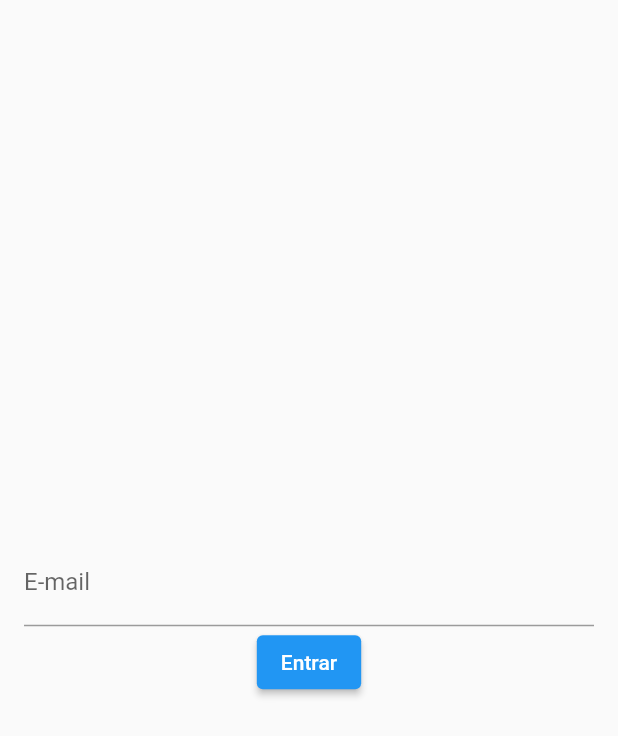
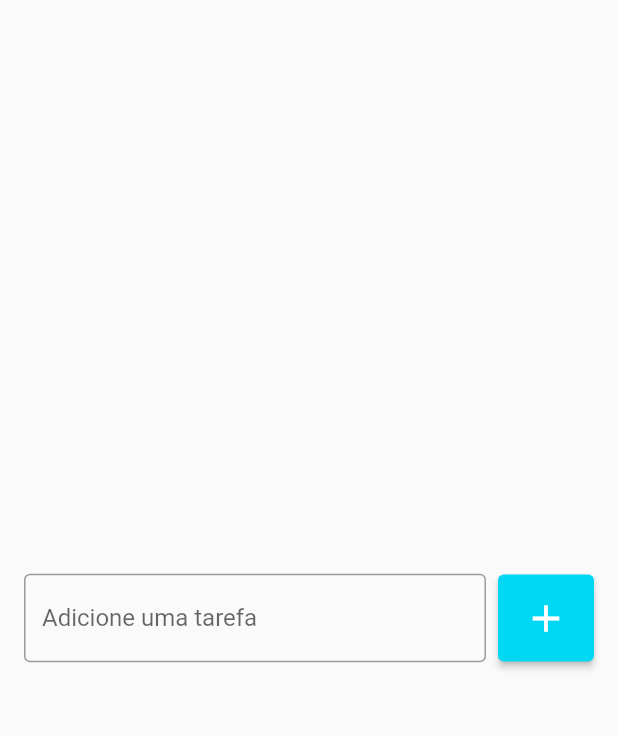
Before and after one commit to ecioferraz/udemy-flutter, a Flutter app: the screen it shows after launch, on a phone screen of 412 x 824 dp. Shown: the top 736 px of the screen. Run offline on Flutter 3.47's test engine with Material 2 defaults, Android fonts, the phone set to English and light mode, and no system bars.

Commit message:
feat: 91-92

```diff
--- a/85-113-todo-list/todo_list/lib/pages/todo_list.dart
+++ b/85-113-todo-list/todo_list/lib/pages/todo_list.dart
@@ -1,50 +1,43 @@
 import 'package:flutter/material.dart';
 
 class TodoListPage extends StatelessWidget {
-  TodoListPage({Key? key}) : super(key: key);
-
-  // with controller
-  final TextEditingController emailController = TextEditingController();
+  const TodoListPage({Key? key}) : super(key: key);
 
   @override
   Widget build(BuildContext context) {
     return Scaffold(
       body: Center(
         child: Padding(
-            padding: const EdgeInsets.all(16),
-            child: Column(
-              mainAxisSize: MainAxisSize.min,
-              children: [
-                TextField(
-                  controller: emailController,
+          padding: const EdgeInsets.all(16.0),
+          child: Row(
+            children: [
+              Expanded(
+                child: TextField(
                   decoration: InputDecoration(
-                    labelText: 'E-mail',
+                    border: OutlineInputBorder(),
+                    labelText: 'Adicione uma tarefa',
+                    hintText: 'Ex.: Estudar Flutter',
                   ),
-                  onChanged: onChanged, // with onChanged
-                  onSubmitted: onSubmitted, // with onSubmitted
                 ),
-                ElevatedButton(
-                  onPressed: login, // with controller
-                  child: Text('Entrar'),
+              ),
+              SizedBox(
+                width: 8,
+              ),
+              ElevatedButton(
+                onPressed: () {},
+                style: ElevatedButton.styleFrom(
+                  backgroundColor: Color(0xff00d7f3),
+                  padding: EdgeInsets.all(14.0),
                 ),
-              ],
-            )),
+                child: Icon(
+                  Icons.add,
+                  size: 30,
+                ),
+              )
+            ],
+          ),
+        ),
       ),
     );
   }
-
-  // with controller
-  void login() {
-    String text = emailController.text;
-    print('with controller $text'); // on button click
-    emailController.clear();
-  }
-
-  void onChanged(String text) {
-    print('with onChanged $text'); // as it's typed
-  }
-
-  void onSubmitted(String text) {
-    print('with onSubmitted $text'); // only on enter
-  }
 }
```
